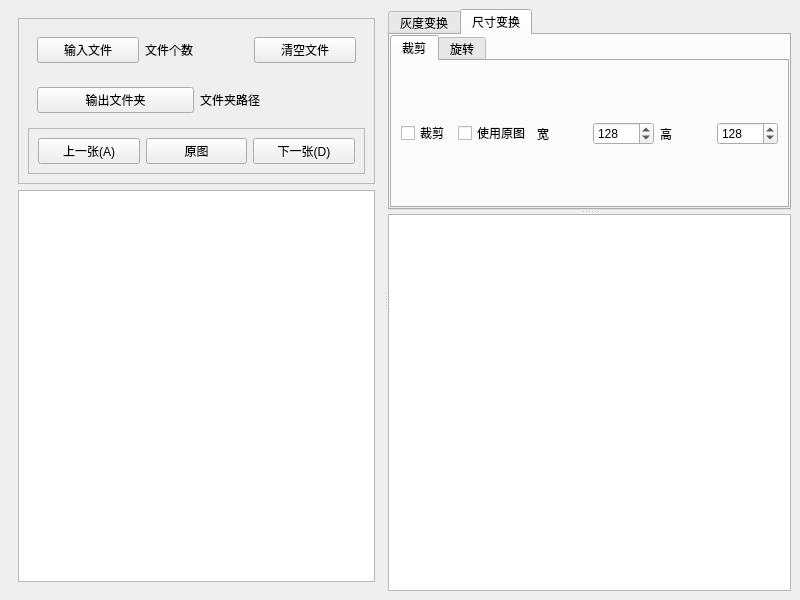
This is src/main.ui in TaoChenyue/image_tool_pyside6 as Qt 5 draws it before an edit. The edited form follows.
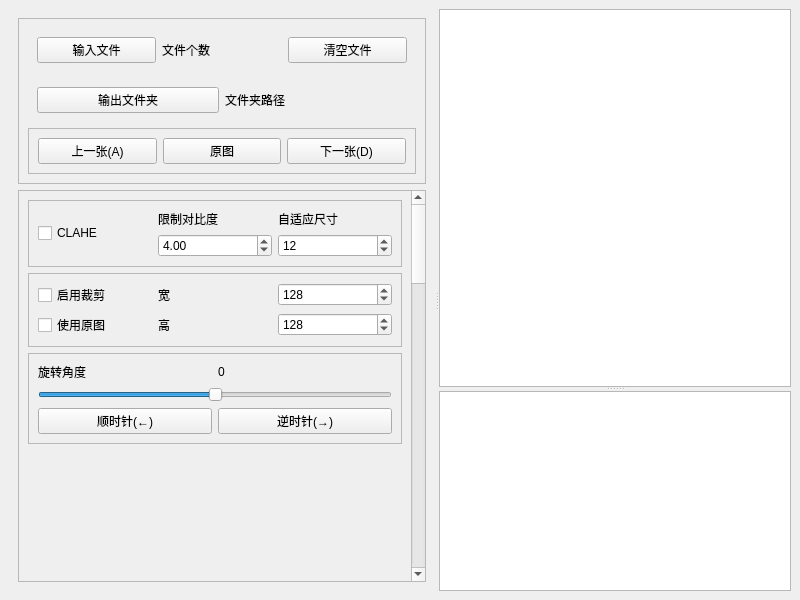
This is the edited form. Custom widgets are drawn as their Qt base class.

Diff of the .ui file:
```diff
--- a/src/main.ui
+++ b/src/main.ui
@@ -121,155 +121,121 @@
          </widget>
         </item>
         <item>
-         <widget class="QListWidget" name="lst_files"/>
-        </item>
-       </layout>
-      </widget>
-      <widget class="QSplitter" name="splitter">
-       <property name="orientation">
-        <enum>Qt::Vertical</enum>
-       </property>
-       <widget class="QTabWidget" name="tab_transform">
-        <property name="tabPosition">
-         <enum>QTabWidget::North</enum>
-        </property>
-        <property name="currentIndex">
-         <number>1</number>
-        </property>
-        <widget class="QWidget" name="tbw_gray">
-         <attribute name="title">
-          <string>灰度变换</string>
-         </attribute>
-         <layout class="QGridLayout" name="gridLayout_2">
-          <property name="leftMargin">
-           <number>0</number>
-          </property>
-          <property name="topMargin">
-           <number>0</number>
-          </property>
-          <property name="rightMargin">
-           <number>0</number>
-          </property>
-          <property name="bottomMargin">
-           <number>0</number>
-          </property>
-          <property name="spacing">
-           <number>0</number>
-          </property>
-          <item row="0" column="0">
-           <widget class="QTabWidget" name="tab_CLAHE">
-            <property name="currentIndex">
-             <number>0</number>
-            </property>
-            <widget class="QWidget" name="tbw_CLAHE">
-             <attribute name="title">
-              <string>CLAHE</string>
-             </attribute>
-             <layout class="QHBoxLayout" name="horizontalLayout_5">
+         <widget class="QScrollArea" name="scrollArea">
+          <property name="widgetResizable">
+           <bool>true</bool>
+          </property>
+          <widget class="QWidget" name="scrollAreaWidgetContents">
+           <property name="geometry">
+            <rect>
+             <x>0</x>
+             <y>0</y>
+             <width>385</width>
+             <height>1800</height>
+            </rect>
+           </property>
+           <property name="minimumSize">
+            <size>
+             <width>200</width>
+             <height>1800</height>
+            </size>
+           </property>
+           <layout class="QVBoxLayout" name="verticalLayout_3">
               <item>
-               <widget class="QCheckBox" name="checkBox_CLAHE">
+             <widget class="QFrame" name="frame_3">
+              <property name="frameShape">
+               <enum>QFrame::StyledPanel</enum>
+              </property>
+              <property name="frameShadow">
+               <enum>QFrame::Raised</enum>
+              </property>
+              <layout class="QGridLayout" name="gridLayout_4">
+               <item row="0" column="3">
+                <widget class="QLabel" name="label_2">
                 <property name="text">
-                 <string>CLAHE</string>
+                  <string>自适应尺寸</string>
                 </property>
                </widget>
               </item>
-              <item>
+               <item row="0" column="1">
                <widget class="QLabel" name="label">
                 <property name="text">
                  <string>限制对比度</string>
                 </property>
                </widget>
               </item>
-              <item>
+               <item row="1" column="1">
                <widget class="QDoubleSpinBox" name="CLAHE_clip">
                 <property name="value">
                  <double>4.000000000000000</double>
                 </property>
                </widget>
               </item>
-              <item>
-               <widget class="QLabel" name="label_2">
-                <property name="text">
-                 <string>自适应尺寸</string>
-                </property>
-               </widget>
-              </item>
-              <item>
+               <item row="1" column="3">
                <widget class="QSpinBox" name="CLAHE_size">
                 <property name="value">
                  <number>12</number>
                 </property>
                </widget>
               </item>
-             </layout>
-            </widget>
-            <widget class="QWidget" name="tab_4">
-             <attribute name="title">
-              <string>Tab 2</string>
-             </attribute>
-            </widget>
-           </widget>
+               <item row="0" column="0" rowspan="2">
+                <widget class="QCheckBox" name="checkBox_CLAHE">
+                 <property name="text">
+                  <string>CLAHE</string>
+                 </property>
+                </widget>
           </item>
          </layout>
         </widget>
-        <widget class="QWidget" name="tbw_size">
-         <attribute name="title">
-          <string>尺寸变换</string>
-         </attribute>
-         <layout class="QGridLayout" name="gridLayout_3">
-          <property name="leftMargin">
-           <number>0</number>
-          </property>
-          <property name="topMargin">
-           <number>0</number>
-          </property>
-          <property name="rightMargin">
-           <number>0</number>
-          </property>
-          <property name="bottomMargin">
-           <number>0</number>
-          </property>
-          <property name="spacing">
-           <number>0</number>
-          </property>
-          <item row="0" column="0">
-           <widget class="QTabWidget" name="tab_size">
-            <property name="currentIndex">
-             <number>0</number>
-            </property>
-            <widget class="QWidget" name="tbw_cut">
-             <property name="sizePolicy">
-              <sizepolicy hsizetype="Preferred" vsizetype="Preferred">
-               <horstretch>0</horstretch>
-               <verstretch>0</verstretch>
-              </sizepolicy>
-             </property>
-             <attribute name="title">
-              <string>裁剪</string>
-             </attribute>
-             <layout class="QHBoxLayout" name="horizontalLayout_3">
+            </item>
               <item>
+             <widget class="QFrame" name="frame_4">
+              <property name="frameShape">
+               <enum>QFrame::StyledPanel</enum>
+              </property>
+              <property name="frameShadow">
+               <enum>QFrame::Raised</enum>
+              </property>
+              <layout class="QGridLayout" name="gridLayout_5">
+               <item row="1" column="1">
+                <widget class="QLabel" name="label_4">
+                 <property name="text">
+                  <string>高</string>
+                 </property>
+                </widget>
+               </item>
+               <item row="0" column="0">
                <widget class="QCheckBox" name="checkBox_cut">
                 <property name="text">
-                 <string>裁剪</string>
+                  <string>启用裁剪</string>
                 </property>
                </widget>
               </item>
-              <item>
+               <item row="1" column="2">
+                <widget class="QSpinBox" name="cut_height">
+                 <property name="maximum">
+                  <number>10000</number>
+                 </property>
+                 <property name="value">
+                  <number>128</number>
+                 </property>
+                </widget>
+               </item>
+               <item row="1" column="0">
                <widget class="QCheckBox" name="checkBox_cut_origin">
                 <property name="text">
                  <string>使用原图</string>
                 </property>
                </widget>
               </item>
-              <item>
+               <item row="0" column="1">
                <widget class="QLabel" name="label_3">
                 <property name="text">
                  <string>宽</string>
                 </property>
                </widget>
               </item>
-              <item>
+               <item row="0" column="2">
                <widget class="QSpinBox" name="cut_width">
                 <property name="maximum">
                  <number>10000</number>
@@ -279,38 +245,19 @@
                 </property>
                </widget>
               </item>
-              <item>
-               <widget class="QLabel" name="label_4">
-                <property name="text">
-                 <string>高</string>
-                </property>
-               </widget>
-              </item>
-              <item>
-               <widget class="QSpinBox" name="cut_height">
-                <property name="maximum">
-                 <number>10000</number>
-                </property>
-                <property name="value">
-                 <number>128</number>
-                </property>
-               </widget>
-              </item>
-             </layout>
-            </widget>
-            <widget class="QWidget" name="tbw_rotate">
-             <attribute name="title">
-              <string>旋转</string>
-             </attribute>
-             <layout class="QHBoxLayout" name="horizontalLayout_6">
-              <item>
-               <widget class="QLabel" name="rotate_angle">
-                <property name="text">
-                 <string>0</string>
-                </property>
-               </widget>
+              </layout>
+             </widget>
               </item>
               <item>
+             <widget class="QFrame" name="frame_5">
+              <property name="frameShape">
+               <enum>QFrame::StyledPanel</enum>
+              </property>
+              <property name="frameShadow">
+               <enum>QFrame::Raised</enum>
+              </property>
+              <layout class="QGridLayout" name="gridLayout_6">
+               <item row="3" column="0" colspan="2">
                <widget class="QSlider" name="slider_rotate">
                 <property name="maximum">
                  <number>360</number>
@@ -323,18 +270,91 @@
                 </property>
                </widget>
               </item>
-             </layout>
-            </widget>
-           </widget>
-          </item>
-         </layout>
-        </widget>
-       </widget>
+               <item row="1" column="0">
+                <widget class="QLabel" name="label_5">
+                 <property name="text">
+                  <string>旋转角度</string>
+                 </property>
+                </widget>
+               </item>
+               <item row="1" column="1">
+                <widget class="QLabel" name="rotate_angle">
+                 <property name="text">
+                  <string>0</string>
+                 </property>
+                </widget>
+               </item>
+               <item row="4" column="0">
+                <widget class="QPushButton" name="btn_rotate_left">
+                 <property name="text">
+                  <string>顺时针(←)</string>
+                 </property>
+                 <property name="shortcut">
+                  <string>Left</string>
+                 </property>
+                </widget>
+               </item>
+               <item row="4" column="1">
+                <widget class="QPushButton" name="btn_rotate_right">
+                 <property name="text">
+                  <string>逆时针(→)</string>
+                 </property>
+                 <property name="shortcut">
+                  <string>Right</string>
+                 </property>
+                </widget>
+               </item>
+              </layout>
+             </widget>
+            </item>
+            <item>
+             <spacer name="verticalSpacer">
+              <property name="orientation">
+               <enum>Qt::Vertical</enum>
+              </property>
+              <property name="sizeHint" stdset="0">
+               <size>
+                <width>20</width>
+                <height>40</height>
+               </size>
+              </property>
+             </spacer>
+            </item>
+           </layout>
+          </widget>
+         </widget>
+        </item>
+       </layout>
+      </widget>
+      <widget class="QSplitter" name="splitter">
+       <property name="orientation">
+        <enum>Qt::Vertical</enum>
+       </property>
        <widget class="ImageViewer" name="view">
         <property name="minimumSize">
          <size>
-          <width>256</width>
-          <height>256</height>
+          <width>0</width>
+          <height>0</height>
+         </size>
+        </property>
+       </widget>
+       <widget class="QListWidget" name="lst_files">
+        <property name="sizePolicy">
+         <sizepolicy hsizetype="Preferred" vsizetype="Preferred">
+          <horstretch>0</horstretch>
+          <verstretch>0</verstretch>
+         </sizepolicy>
+        </property>
+        <property name="minimumSize">
+         <size>
+          <width>0</width>
+          <height>0</height>
+         </size>
+        </property>
+        <property name="maximumSize">
+         <size>
+          <width>16777215</width>
+          <height>200</height>
          </size>
         </property>
        </widget>
```
Lines whose indentation alone changed are shown as unchanged.
